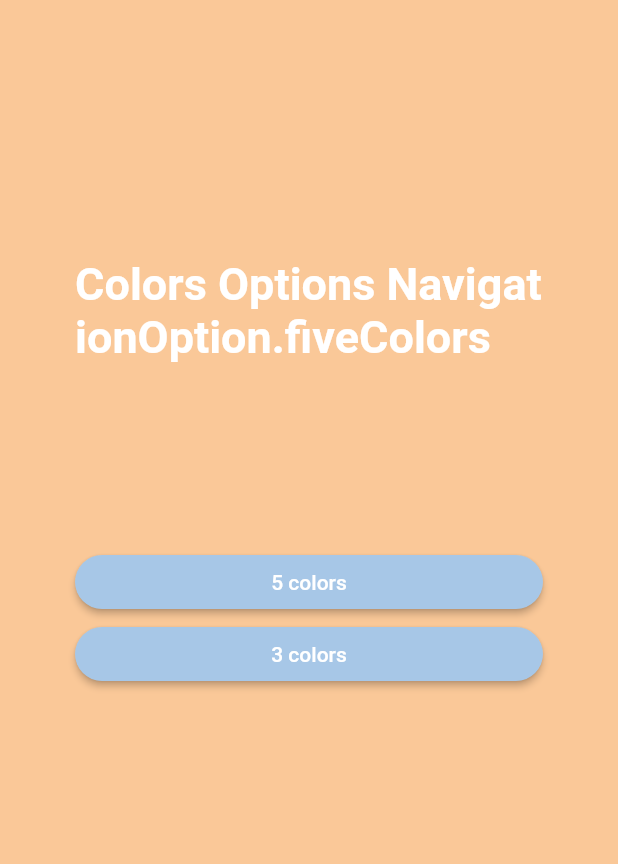
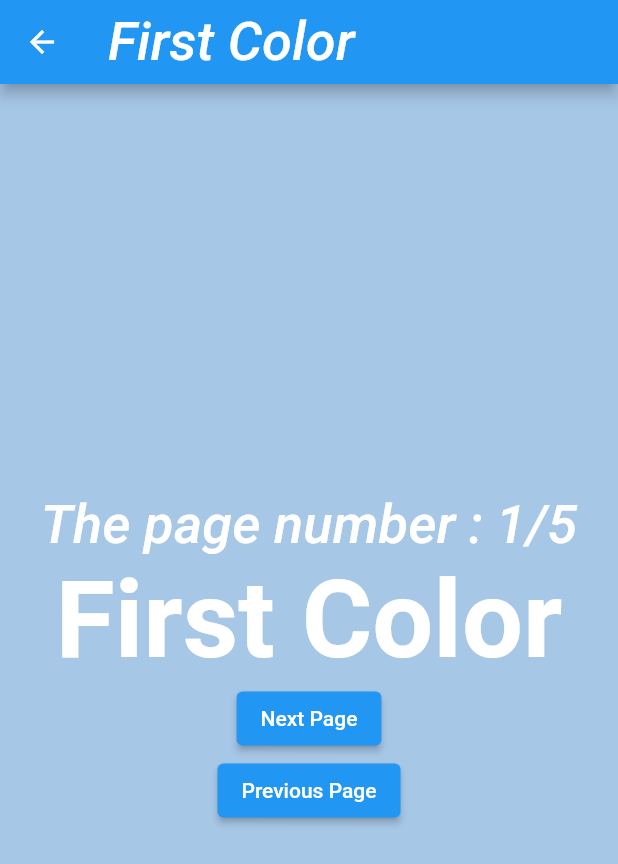
Before and after one commit to danireysan/navigation_with_bloc, a Flutter app: the screen it shows after launch, after a tap on "5 colors", on a phone screen of 412 x 824 dp. Shown: the top 864 px of the screen. Run offline on Flutter 3.47's test engine with Material 2 defaults, Android fonts, the phone set to English and light mode, and no system bars; our stand-ins replace equatable, flutter_bloc, modal_bottom_sheet; Roboto replaces fonts that are missing (Hind).

Commit message:
managed to make it work

```diff
--- /dev/null
+++ b/lib/core/utils/navigation_list_lenght_util.dart
@@ -0,0 +1,10 @@
+import 'package:navigation_with_bloc/option_navigation_model.dart';
+
+int navigationListLen(NavigationOption navigationOption) {
+  final map = <NavigationOption, OptionNavigationModel>{
+    NavigationOption.fiveColors: OptionNavigationModel.fiveColorOption,
+    NavigationOption.threeColors: OptionNavigationModel.threeColorOption,
+  };
+
+  return map[navigationOption]!.routesList.length;
+}
--- a/lib/presentation/pages/colors_option_page.dart
+++ b/lib/presentation/pages/colors_option_page.dart
@@ -2,6 +2,7 @@ import 'package:flutter/material.dart';
 import 'package:flutter_bloc/flutter_bloc.dart';
 import 'package:navigation_with_bloc/option_navigation_model.dart';
 import 'package:navigation_with_bloc/presentation/bloc/navigation_bloc.dart';
+import 'package:navigation_with_bloc/presentation/pages/first_color.dart_page.dart';
 
 class ColorsOptionPage extends StatelessWidget {
   static const routeName = '/colors-option';
@@ -34,6 +35,7 @@ class ColorsOptionPage extends StatelessWidget {
                     onPressed: () {
                       context.read<NavigationBloc>().add(
                           const PickOptionEvent(NavigationOption.fiveColors));
+                      Navigator.pushNamed(context, FirstColorPage.routeName);
                     },
                     style: ElevatedButton.styleFrom(
                       shape: RoundedRectangleBorder(
@@ -50,6 +52,7 @@ class ColorsOptionPage extends StatelessWidget {
                     onPressed: () {
                       context.read<NavigationBloc>().add(
                           const PickOptionEvent(NavigationOption.threeColors));
+                      Navigator.pushNamed(context, FirstColorPage.routeName);
                     },
                     style: ElevatedButton.styleFrom(
                       shape: RoundedRectangleBorder(
--- /dev/null
+++ b/lib/presentation/widgets/scaffold_body_widget.dart
@@ -0,0 +1,66 @@
+import 'package:flutter/material.dart';
+import 'package:flutter_bloc/flutter_bloc.dart';
+
+import '../../core/utils/navigation_list_lenght_util.dart';
+import '../../core/utils/navigation_list_route_util.dart';
+import '../bloc/navigation_bloc.dart';
+
+class ScaffoldBodyWidget extends StatelessWidget {
+  const ScaffoldBodyWidget({
+    super.key,
+    required this.title,
+  });
+
+  final String title;
+
+  @override
+  Widget build(BuildContext context) {
+    return BlocBuilder<NavigationBloc, NavigationState>(
+      builder: (context, state) {
+        final navigationOption = state.navigationOption;
+        final listLen = navigationListLen(navigationOption);
+        return Column(
+          mainAxisAlignment: MainAxisAlignment.center,
+          children: [
+            Text(
+              'The page number : ${state.index + 1}/$listLen ',
+              textAlign: TextAlign.center,
+              style: Theme.of(context).textTheme.titleLarge,
+            ),
+            Center(
+              child: Text(
+                title,
+                style: Theme.of(context).textTheme.displayLarge,
+              ),
+            ),
+            // Make a button that says next page
+            ElevatedButton(
+              onPressed: () {
+                context.read<NavigationBloc>().add(
+                      NextPageEvent(),
+                    );
+                Navigator.of(context).pushNamed(
+                  navigationListRoute(navigationOption, state.index),
+                );
+              },
+              child: const Text('Next Page'),
+            ),
+
+            // Make a button that says previous page
+            ElevatedButton(
+              onPressed: () {
+                context.read<NavigationBloc>().add(
+                      PreviousPageEvent(),
+                    );
+                Navigator.of(context).pushNamed(
+                  navigationListRoute(navigationOption, state.index),
+                );
+              },
+              child: const Text('Previous Page'),
+            ),
+          ],
+        );
+      },
+    );
+  }
+}
```
Also changed, not shown: lib/core/utils/navigation_list_route_util.dart (added, +12 -0 lines), lib/presentation/pages/fifth_color_page.dart (+7 -13 lines), lib/presentation/pages/first_color.dart_page.dart (+3 -16 lines), lib/presentation/pages/fourth_color_page.dart (+3 -8 lines), lib/presentation/pages/second_color_page.dart (+3 -8 lines), lib/presentation/pages/third_color_page_page.dart (+3 -8 lines).
